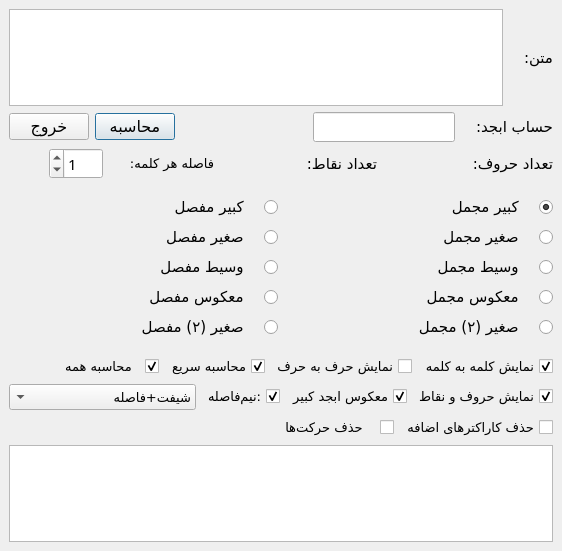
Before: the Qt Designer form src/abjadform.ui in abroshan39/ghazal, drawn with Qt 5.
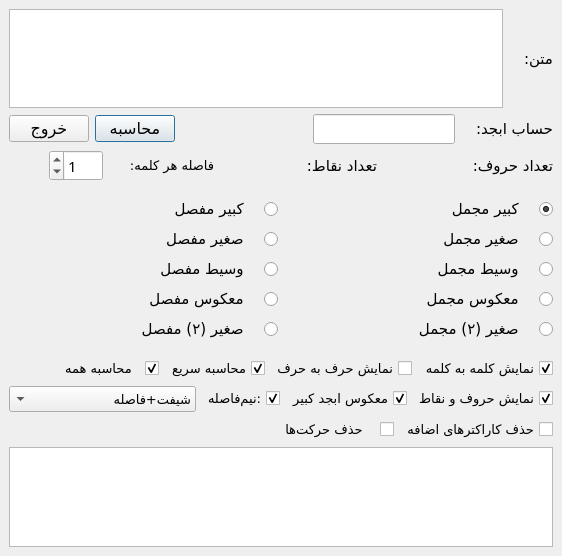
After: the same form once the commit is applied.

```diff
--- a/src/abjadform.ui
+++ b/src/abjadform.ui
@@ -6,8 +6,8 @@
    <rect>
     <x>0</x>
     <y>0</y>
-    <width>530</width>
-    <height>551</height>
+    <width>556</width>
+    <height>556</height>
    </rect>
   </property>
   <property name="windowTitle">
```
